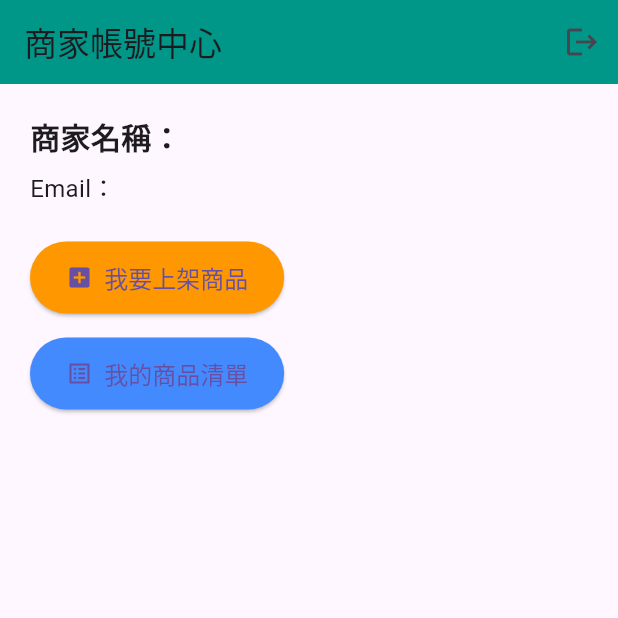
After one commit to APP411631400/pricecompare-flutter, a Flutter app: the BusinessAccountPage screen opened directly, after a tap on "我要上架商品", on a phone screen of 412 x 824 dp, the top half of it. The commit adds this screen. Run offline on Flutter 3.47's test engine with Material 3 defaults, Android fonts, the phone set to English and light mode, and no system bars; our stand-ins replace flutter_image_compress, geolocator, google_maps_flutter, image_picker, shared_preferences; missing offline and left inert: excel, mobile_scanner; accounts and stored records are empty.

```diff
--- /dev/null
+++ b/lib/screens/business_account_page.dart
@@ -0,0 +1,118 @@
+import 'package:flutter/material.dart';
+import 'package:shared_preferences/shared_preferences.dart';
+import 'business_login_page.dart';
+import 'home_page.dart'; // 匯入首頁
+
+class BusinessAccountPage extends StatefulWidget {
+  const BusinessAccountPage({Key? key}) : super(key: key);
+
+  @override
+  State<BusinessAccountPage> createState() => _BusinessAccountPageState();
+}
+
+class _BusinessAccountPageState extends State<BusinessAccountPage> {
+  String businessEmail = '';
+  String storeName = '';
+
+  @override
+  void initState() {
+    super.initState();
+    _checkLoginStatus();
+  }
+
+  Future<void> _checkLoginStatus() async {
+    SharedPreferences prefs = await SharedPreferences.getInstance();
+    bool isLoggedIn = prefs.getBool('isBusinessLoggedIn') ?? false;
+
+    if (!isLoggedIn) {
+      // 如果沒登入，跳回登入頁
+      if (!mounted) return;
+      Navigator.pushReplacement(
+        context,
+        MaterialPageRoute(builder: (_) => const BusinessLoginPage()),
+      );
+    } else {
+      // 如果有登入 → 載入商家資料
+      setState(() {
+        businessEmail = prefs.getString('businessEmail') ?? '';
+        storeName = prefs.getString('storeName') ?? '';
+      });
+    }
+  }
+
+  Future<void> _handleLogout() async {
+    SharedPreferences prefs = await SharedPreferences.getInstance();
+    await prefs.remove('isBusinessLoggedIn');
+    await prefs.remove('businessEmail');
+    await prefs.remove('storeName');
+
+    if (!mounted) return;
+
+    // 登出後 → 回首頁
+    Navigator.pushAndRemoveUntil(
+      context,
+      MaterialPageRoute(builder: (_) => HomePage()),
+      (route) => false,
+    );
+  }
+
+  @override
+  Widget build(BuildContext context) {
+    return Scaffold(
+      appBar: AppBar(
+        title: const Text('商家帳號中心'),
+        backgroundColor: Colors.teal,
+        actions: [
+          IconButton(
+            icon: const Icon(Icons.logout),
+            tooltip: '登出',
+            onPressed: _handleLogout,
+          ),
+        ],
+      ),
+      body: Padding(
+        padding: const EdgeInsets.all(20),
+        child: Column(
+          crossAxisAlignment: CrossAxisAlignment.start,
+          children: [
+            Text(
+              '商家名稱：$storeName',
+              style: const TextStyle(fontSize: 20, fontWeight: FontWeight.bold),
+            ),
+            const SizedBox(height: 8),
+            Text(
+              'Email：$businessEmail',
+              style: const TextStyle(fontSize: 16),
+            ),
+            const SizedBox(height: 24),
+            ElevatedButton.icon(
+              onPressed: () {
+                // TODO: 導向商品上架頁（未來擴充）
+              },
+              icon: const Icon(Icons.add_box),
+              label: const Text('我要上架商品'),
+              style: ElevatedButton.styleFrom(
+                backgroundColor: Colors.orange,
+                padding: const EdgeInsets.symmetric(horizontal: 24, vertical: 12),
+                textStyle: const TextStyle(fontSize: 16),
+              ),
+            ),
+            const SizedBox(height: 16),
+            ElevatedButton.icon(
+              onPressed: () {
+                // TODO: 導向商家商品管理頁（可擴充）
+              },
+              icon: const Icon(Icons.list_alt),
+              label: const Text('我的商品清單'),
+              style: ElevatedButton.styleFrom(
+                backgroundColor: Colors.blueAccent,
+                padding: const EdgeInsets.symmetric(horizontal: 24, vertical: 12),
+                textStyle: const TextStyle(fontSize: 16),
+              ),
+            ),
+          ],
+        ),
+      ),
+    );
+  }
+}
--- a/lib/screens/home_page.dart
+++ b/lib/screens/home_page.dart
@@ -8,6 +8,8 @@ import 'compare_page.dart';
 import 'ai_page.dart';
 import 'user_page.dart';
 import 'take_photo_page.dart';
+import 'business_account_page.dart';
+
 
 import '../services/product_service.dart' as ps;
 import '../services/user_service.dart';
@@ -183,6 +185,7 @@ class _HomePageState extends State<HomePage> {
                     _sectionTitle('帳戶管理'),
                     _functionRow([
                       _functionCard(Icons.person, '會員中心', UserPage(), Colors.indigo),
+                      _functionCard(Icons.store, '商家帳號', BusinessAccountPage(), Colors.teal),
                     ]),
                   ],
                 ),
--- a/pubspec.yaml
+++ b/pubspec.yaml
@@ -49,6 +49,7 @@ dependencies:
   flutter_image_compress: ^2.1.0
   dart_levenshtein: ^1.0.1
   webview_flutter: ^4.2.2
+  html: ^0.15.0
 
 
   url_launcher: ^6.2.5
```
Also changed, not shown: lib/screens/business_login_page.dart (added, +113 -0 lines), lib/screens/compare_page.dart (+54 -5 lines), pubspec.lock.
